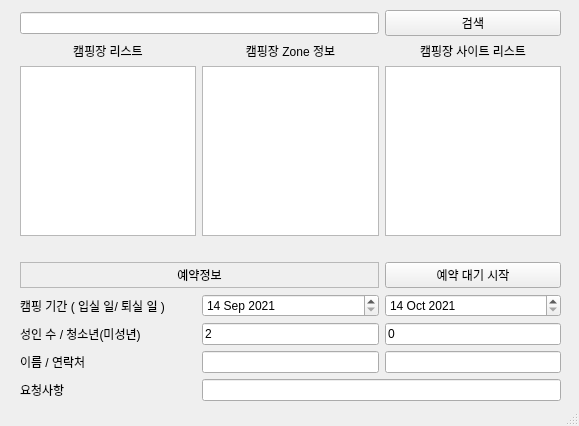
Above: ui/resrvUi.ui from sunjea/camfitauto before the change. Below: the same form after it.
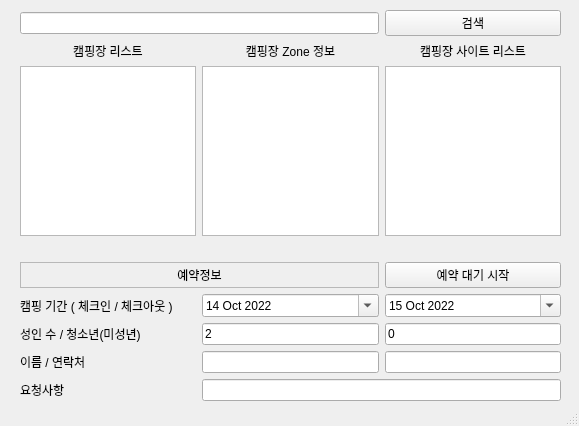
That is the form after the change.

Patch:
```diff
--- a/ui/resrvUi.ui
+++ b/ui/resrvUi.ui
@@ -54,6 +54,15 @@
      </item>
      <item row="5" column="1">
       <widget class="QDateEdit" name="dateEdit">
+       <property name="readOnly">
+        <bool>false</bool>
+       </property>
+       <property name="buttonSymbols">
+        <enum>QAbstractSpinBox::NoButtons</enum>
+       </property>
+       <property name="accelerated">
+        <bool>false</bool>
+       </property>
        <property name="maximumDate">
         <date>
          <year>2100</year>
@@ -68,6 +77,19 @@
          <day>14</day>
         </date>
        </property>
+       <property name="calendarPopup">
+        <bool>true</bool>
+       </property>
+       <property name="timeSpec">
+        <enum>Qt::LocalTime</enum>
+       </property>
+       <property name="date">
+        <date>
+         <year>2022</year>
+         <month>10</month>
+         <day>14</day>
+        </date>
+       </property>
       </widget>
      </item>
      <item row="2" column="0">
@@ -80,7 +102,7 @@
      <item row="5" column="0">
       <widget class="QLabel" name="label_2">
        <property name="text">
-        <string>캠핑 기간 ( 입실 일/ 퇴실 일 )</string>
+        <string>캠핑 기간 ( 체크인 / 체크아웃 )</string>
        </property>
       </widget>
      </item>
@@ -112,6 +134,12 @@
      </item>
      <item row="5" column="2">
       <widget class="QDateEdit" name="dateEdit_2">
+       <property name="wrapping">
+        <bool>false</bool>
+       </property>
+       <property name="buttonSymbols">
+        <enum>QAbstractSpinBox::NoButtons</enum>
+       </property>
        <property name="maximumDate">
         <date>
          <year>2100</year>
@@ -126,6 +154,16 @@
          <day>14</day>
         </date>
        </property>
+       <property name="calendarPopup">
+        <bool>true</bool>
+       </property>
+       <property name="date">
+        <date>
+         <year>2022</year>
+         <month>10</month>
+         <day>15</day>
+        </date>
+       </property>
       </widget>
      </item>
      <item row="9" column="2">
```
Left out of the diff: 2 changed lines with no effect on the pictures.
